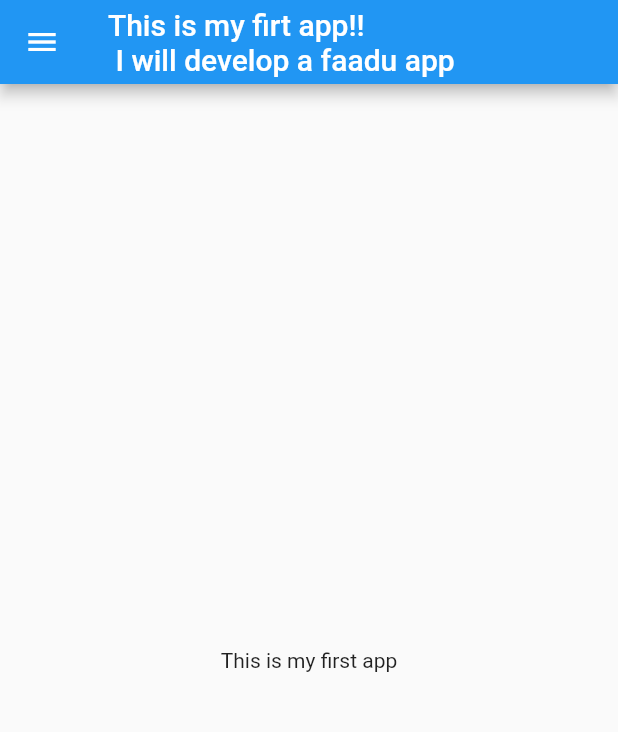
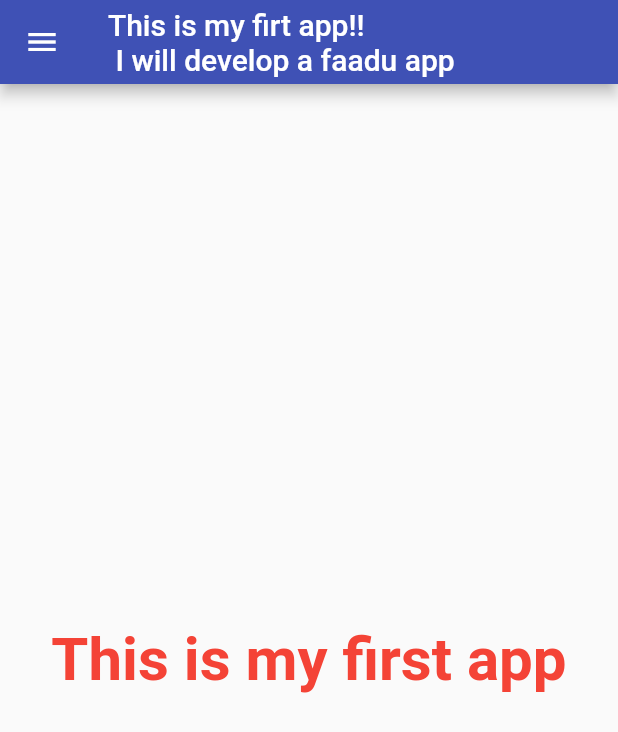
Before and after one commit to DhruvShrotriya/LearningFlutter, a Flutter app: the screen it shows after launch, on a phone screen of 412 x 824 dp. Shown: the top 732 px of the screen. Run offline on Flutter 3.47's test engine with Material 2 defaults, Android fonts, the phone set to English and light mode, and no system bars.

Commit message:
Day 3 done

```diff
--- a/flutter_catalog/lib/main.dart
+++ b/flutter_catalog/lib/main.dart
@@ -1,6 +1,7 @@
 import 'package:flutter/material.dart';
+import 'package:flutter_catalog/pages/login_page.dart';
 
-import 'home_page.dart';
+import 'pages/home_page.dart';
 
 void main() {
   runApp(MyApp());
@@ -11,6 +12,17 @@ class MyApp extends StatelessWidget {
 
   @override
   Widget build(BuildContext context) {
-    return MaterialApp(home: HomePage());
+    return MaterialApp(
+      //home: HomePage(),
+      themeMode: ThemeMode.light,
+      theme: ThemeData(primarySwatch: Colors.indigo),
+      darkTheme: ThemeData(
+        brightness: Brightness.dark,
+      ),
+      routes: {
+        "/": (context) => HomePage(),
+        "/login": (context) => LoginPage()
+      },
+    );
   }
 }
--- a/flutter_catalog/lib/home_page.dart
+++ b/flutter_catalog/lib/pages/home_page.dart
@@ -15,7 +15,11 @@ class HomePage extends StatelessWidget {
         ),
         body: Center(
           child: Container(
-            child: Text("This is my first app"),
+            child: Text(
+              "This is my first app",
+              style: TextStyle(
+                  fontSize: 40, color: Colors.red, fontWeight: FontWeight.bold),
+            ),
           ),
         ),
         drawer: Drawer());
```
Also changed, not shown: flutter_catalog/lib/pages/login_page.dart (added, +14 -0 lines).
